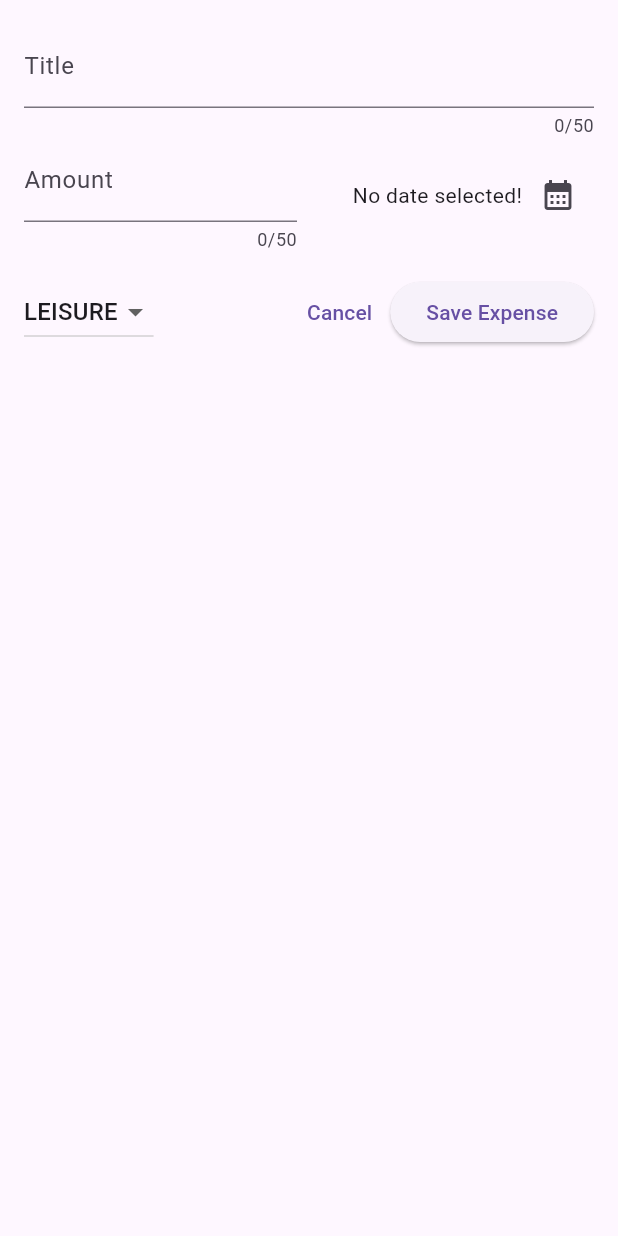
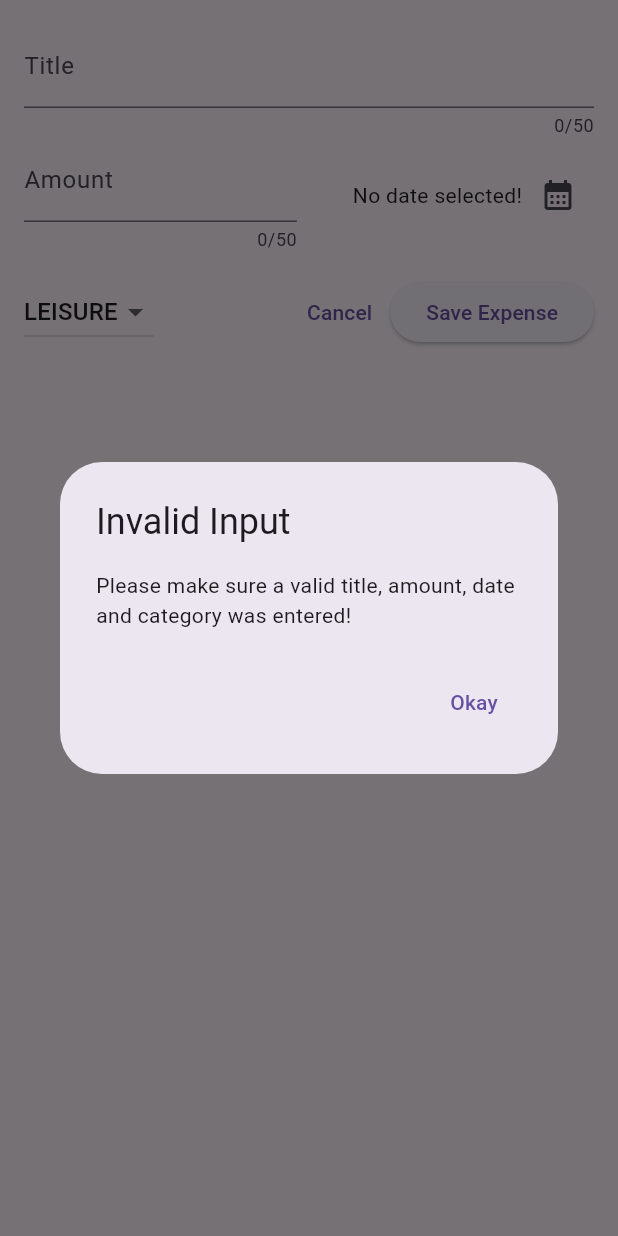
Before and after one commit to csk111165/Flutter-expense-tracker-app, a Flutter app: the NewExpense widget shown alone on an empty page, opened directly, after a tap on "Save Expense", on a phone screen of 412 x 824 dp. Run offline on Flutter 3.47's test engine with Material 2 defaults, Android fonts, the phone set to English and light mode, and no system bars.

Commit message:
Validating the user input and displaying the AldertDialog in case there is some error

```diff
--- a/lib/widgets/new_expense.dart
+++ b/lib/widgets/new_expense.dart
@@ -17,6 +17,34 @@ class _NewExpenseState extends State<NewExpense> {
   final _amountController = TextEditingController();
   DateTime? _selectedDate;
   Category _selectedCategory = Category.leisure;
+
+  // this is for validating the data before submitting the expense..
+
+  void _submitExpenseData() {
+    // it checks if the amount entered can be converted into double or not, tryParse('hello') will return null
+    // tryParse('12.3') will return 12.3
+    final enteredAmount = double.tryParse(_amountController.text);
+    final amountIsInvalid = (enteredAmount == null || enteredAmount <= 0 ) ? true : false;
+
+    if(_titleController.text.trim().isEmpty || amountIsInvalid || _selectedDate == null) {
+      // show errror message...
+      showDialog(context: context, builder: (ctx) => AlertDialog(
+        title: const Text('Invalid Input'),
+        content: const Text('Please make sure a valid title, amount, date and category was entered!'),
+        actions: [
+          TextButton(
+            onPressed: () {
+              Navigator.pop(ctx);
+            },
+            child: const Text('Okay')
+            ),
+
+        ],
+      ));
+      // this is inside if block
+      return ;
+    }
+  }
 
   void _presentDatePicker() async {
     // predefined screen/widget provided by flutterS
@@ -122,10 +150,7 @@ class _NewExpenseState extends State<NewExpense> {
                 child: const Text('Cancel'),
               ),
               ElevatedButton(
-                onPressed: () {
-                  print(_titleController.text);
-                  print(_amountController.text);
-                },
+                onPressed: _submitExpenseData,
                 child: const Text('Save Expense'),
               ),
             ],
```
